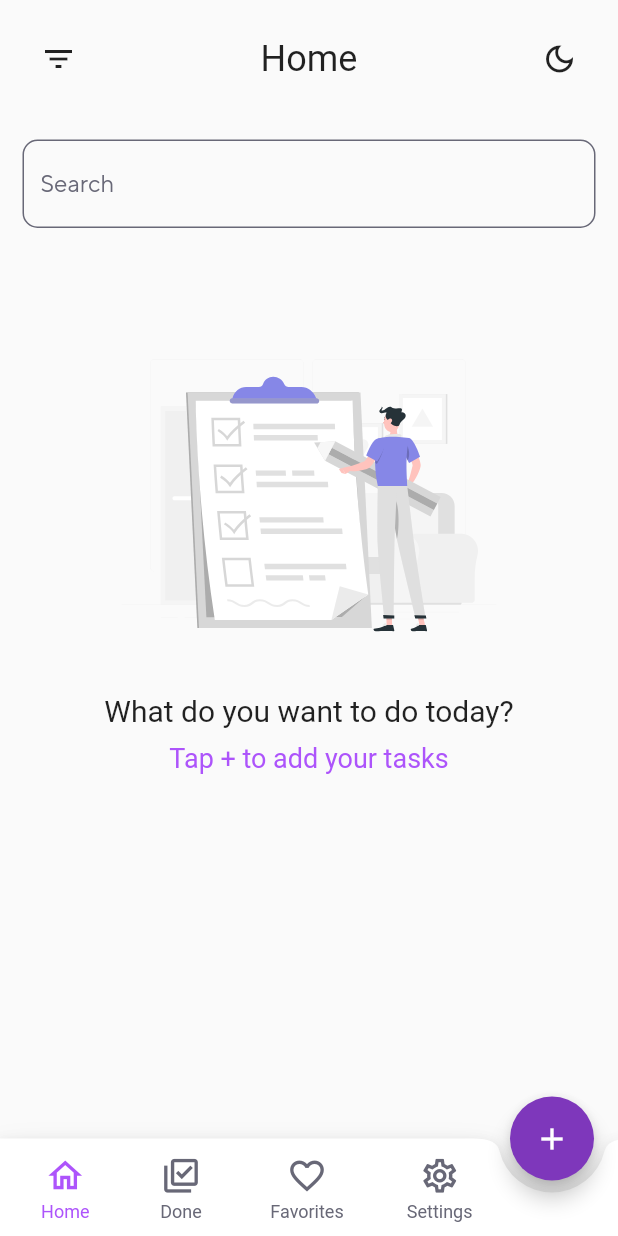
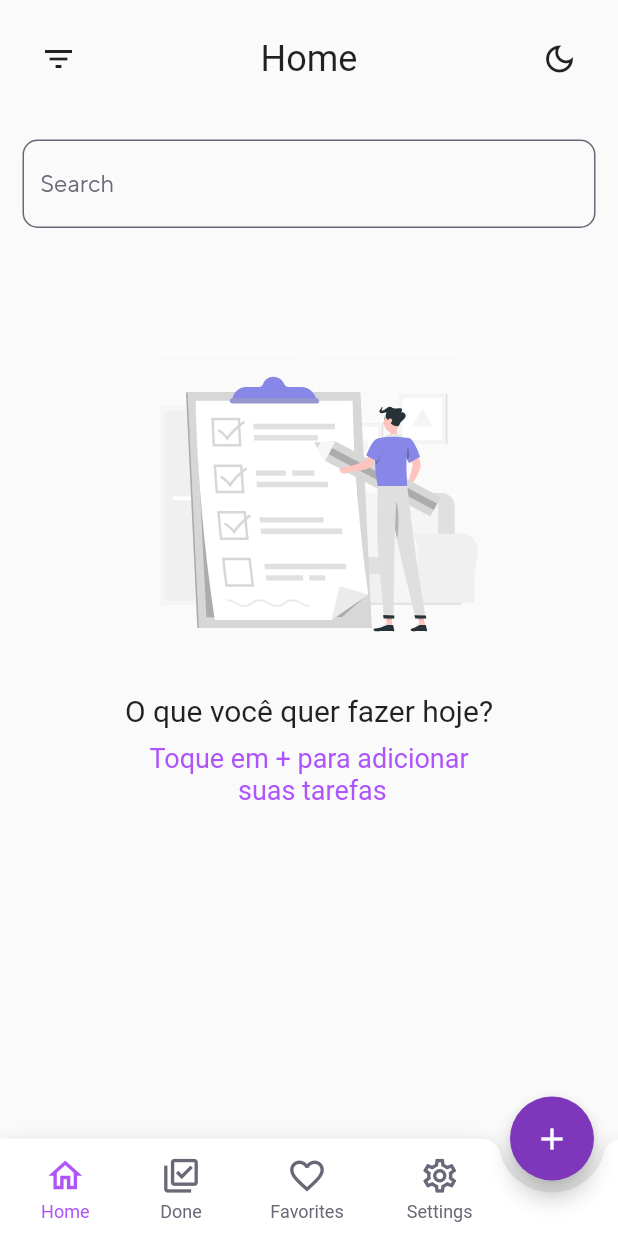
Before and after one commit to kaiolabs/todo_list, a Flutter app: the screen it shows after launch, on a phone screen of 412 x 824 dp. Run offline on Flutter 3.47's test engine with Material 2 defaults, Android fonts, the phone set to English and light mode, and no system bars; our stand-ins replace flutter_markdown, flutter_modular, flutter_svg, sqflite; accounts and stored records are empty; Roboto replaces fonts that are missing (TTNorms_Light).

Commit message:
Refatorando o not_task

```diff
--- a/lib/src/core/presenters/shared/not_task.dart
+++ b/lib/src/core/presenters/shared/not_task.dart
@@ -19,7 +19,7 @@ class NotTask extends StatelessWidget {
             width: SizeOutlet.imageSizeMassive,
           ),
           const Text(
-            'What do you want to do today?',
+            'O que você quer fazer hoje?',
             style: TextStyle(
               fontSize: SizeOutlet.textSizeSmall1,
               fontFamily: FontFamilyOutlet.defaultFontFamilyLight,
@@ -28,7 +28,8 @@ class NotTask extends StatelessWidget {
           const Padding(
             padding: EdgeInsets.all(SizeOutlet.paddingSizeSmall),
             child: Text(
-              'Tap + to add your tasks',
+              textAlign: TextAlign.center,
+              'Toque em + para adicionar\n suas tarefas',
               style: TextStyle(
                 color: ColorOutlet.colorPrimaryLight,
                 fontSize: SizeOutlet.textSizeMicro2,
```
